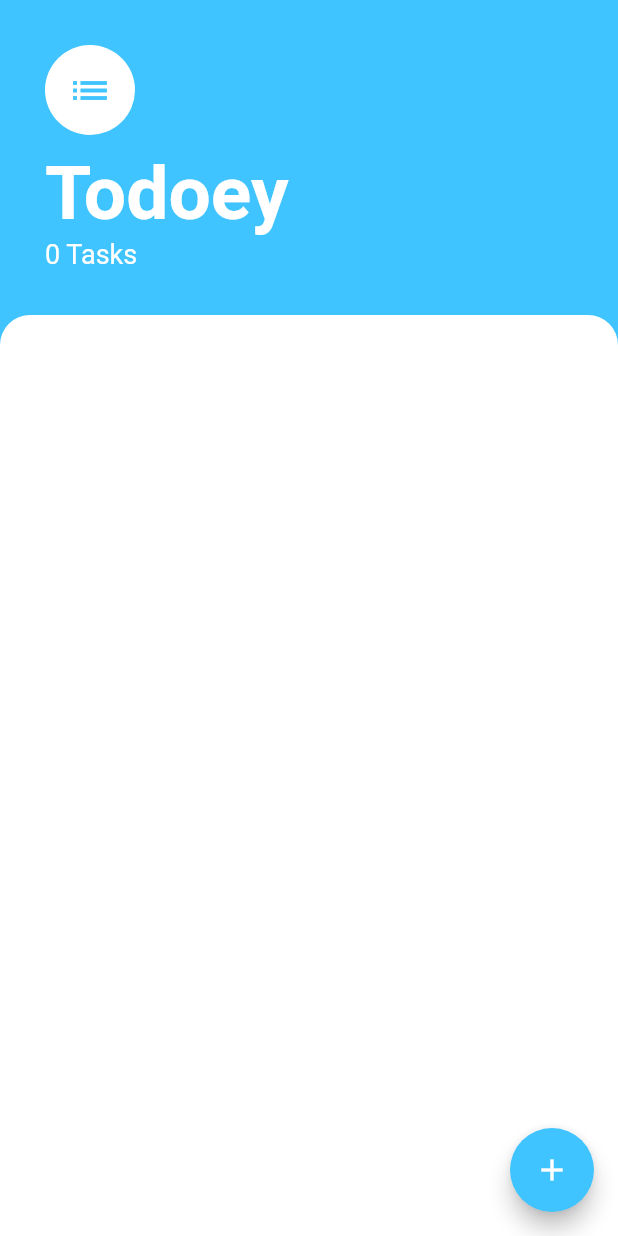
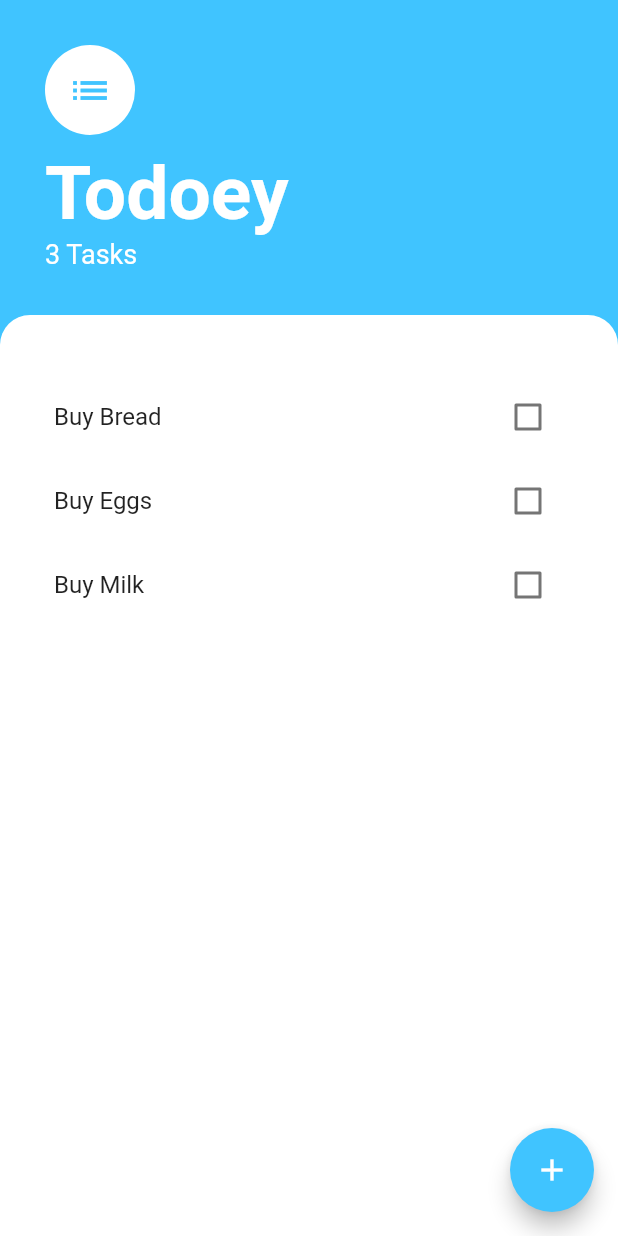
Before and after one commit to gregng14/todo_flutter, a Flutter app: the screen it shows after launch, on a phone screen of 412 x 824 dp. Run offline on Flutter 3.47's test engine with Material 2 defaults, Android fonts, the phone set to English and light mode, and no system bars.

Commit message:
Complete todo app

```diff
--- a/lib/main.dart
+++ b/lib/main.dart
@@ -1,4 +1,6 @@
 import 'package:flutter/material.dart';
+import 'package:provider/provider.dart';
+import 'package:todo_flutter/providers/task_provider.dart';
 import 'package:todo_flutter/screens/tasks_screen.dart';
 
 void main() {
@@ -10,8 +12,11 @@ class MyApp extends StatelessWidget {
 
   @override
   Widget build(BuildContext context) {
-    return const MaterialApp(
-      home: TasksScreen(),
+    return ChangeNotifierProvider(
+      create: (context) => TaskProvider(),
+      child: const MaterialApp(
+        home: TasksScreen(),
+      ),
     );
   }
 }
--- /dev/null
+++ b/lib/providers/task_provider.dart
@@ -0,0 +1,30 @@
+import 'dart:collection';
+import 'package:flutter/foundation.dart';
+import 'package:todo_flutter/models/task.dart';
+
+class TaskProvider extends ChangeNotifier {
+  final List<Task> _tasks = [
+    Task(name: 'Buy Bread'),
+    Task(name: 'Buy Eggs'),
+    Task(name: 'Buy Milk'),
+  ];
+
+  void addTask(Task task) {
+    _tasks.add(task);
+    notifyListeners();
+  }
+
+  void removeTask(Task task) {
+    _tasks.remove(task);
+    notifyListeners();
+  }
+
+  void toggleTask(Task task) {
+    task.toggleDone();
+    notifyListeners();
+  }
+
+  UnmodifiableListView<Task> get tasks => UnmodifiableListView(_tasks);
+
+  int get size => _tasks.length;
+}
--- a/lib/screens/tasks_screen.dart
+++ b/lib/screens/tasks_screen.dart
@@ -1,25 +1,11 @@
 import 'package:flutter/material.dart';
-import 'package:todo_flutter/models/task.dart';
+import 'package:provider/provider.dart';
+import 'package:todo_flutter/providers/task_provider.dart';
 import 'package:todo_flutter/screens/add_task_screen.dart';
 import 'package:todo_flutter/widgets/tasks_list.dart';
 
-class TasksScreen extends StatefulWidget {
+class TasksScreen extends StatelessWidget {
   const TasksScreen({Key? key}) : super(key: key);
-
-  @override
-  State<TasksScreen> createState() => _TasksScreenState();
-}
-
-class _TasksScreenState extends State<TasksScreen> {
-  final List<Task> tasks = [];
-
-  void onAddTask(String taskName) {
-    setState(() {
-      tasks.add(Task(name: taskName));
-    });
-    Navigator.pop(context);
-  }
-
   @override
   Widget build(BuildContext context) {
     return Scaffold(
@@ -30,9 +16,7 @@ class _TasksScreenState extends State<TasksScreen> {
             context: context,
             backgroundColor: Colors.transparent,
             isScrollControlled: true,
-            builder: (context) => AddTaskScreen(
-              onAddTask: onAddTask,
-            ),
+            builder: (context) => const AddTaskScreen(),
           );
         },
         backgroundColor: Colors.lightBlueAccent,
@@ -68,7 +52,7 @@ class _TasksScreenState extends State<TasksScreen> {
                     ),
                   ),
                   Text(
-                    '${tasks.length} Tasks',
+                    '${Provider.of<TaskProvider>(context).size} Tasks',
                     style: const TextStyle(
                       color: Colors.white,
                       fontSize: 18.0,
@@ -91,9 +75,7 @@ class _TasksScreenState extends State<TasksScreen> {
                     topRight: Radius.circular(20.0),
                   ),
                 ),
-                child: TasksList(
-                  tasks: tasks,
-                ),
+                child: const TasksList(),
               ),
             ),
           ],
--- a/lib/widgets/task_tile.dart
+++ b/lib/widgets/task_tile.dart
@@ -4,13 +4,19 @@ import 'package:todo_flutter/models/task.dart';
 class TaskTile extends StatelessWidget {
   final Task task;
   final void Function(bool?) checkboxCallback;
+  final VoidCallback longPressCallback;
 
-  const TaskTile(this.task, {required this.checkboxCallback, Key? key})
-      : super(key: key);
+  const TaskTile(
+    this.task, {
+    required this.checkboxCallback,
+    required this.longPressCallback,
+    Key? key,
+  }) : super(key: key);
 
   @override
   Widget build(BuildContext context) {
     return ListTile(
+      onLongPress: longPressCallback,
       title: Text(
         task.name,
         style: TextStyle(
--- a/lib/widgets/tasks_list.dart
+++ b/lib/widgets/tasks_list.dart
@@ -1,34 +1,32 @@
 import 'package:flutter/cupertino.dart';
+import 'package:provider/provider.dart';
 import 'package:todo_flutter/models/task.dart';
+import 'package:todo_flutter/providers/task_provider.dart';
 import 'package:todo_flutter/widgets/task_tile.dart';
 
-class TasksList extends StatefulWidget {
-
-  final List<Task> tasks;
-
+class TasksList extends StatelessWidget {
   const TasksList({
-    required this.tasks,
     Key? key,
   }) : super(key: key);
 
   @override
-  State<TasksList> createState() => _TasksListState();
-}
-
-class _TasksListState extends State<TasksList> {
-  @override
   Widget build(BuildContext context) {
-    List<Task> tasks = widget.tasks;
+    return Consumer<TaskProvider>(
+      builder: (context, taskProvider, child) {
+        List<Task> tasks = taskProvider.tasks;
         return ListView.builder(
           itemBuilder: (context, index) => TaskTile(
             tasks[index],
             checkboxCallback: (bool? checkboxState) {
-          setState(() {
-            tasks[index].toggleDone();
-          });
+              taskProvider.toggleTask(tasks[index]);
+            },
+            longPressCallback: () {
+              taskProvider.removeTask(tasks[index]);
             },
           ),
-      itemCount: tasks.length,
+          itemCount: taskProvider.size,
+        );
+      },
     );
   }
 }
--- a/pubspec.yaml
+++ b/pubspec.yaml
@@ -34,6 +34,7 @@ dependencies:
   # The following adds the Cupertino Icons font to your application.
   # Use with the CupertinoIcons class for iOS style icons.
   cupertino_icons: ^1.0.2
+  provider: ^6.0.2
 
 dev_dependencies:
   flutter_test:
```
Also changed, not shown: lib/screens/add_task_screen.dart (+12 -4 lines), pubspec.lock. Lines whose indentation alone changed are shown as unchanged.
